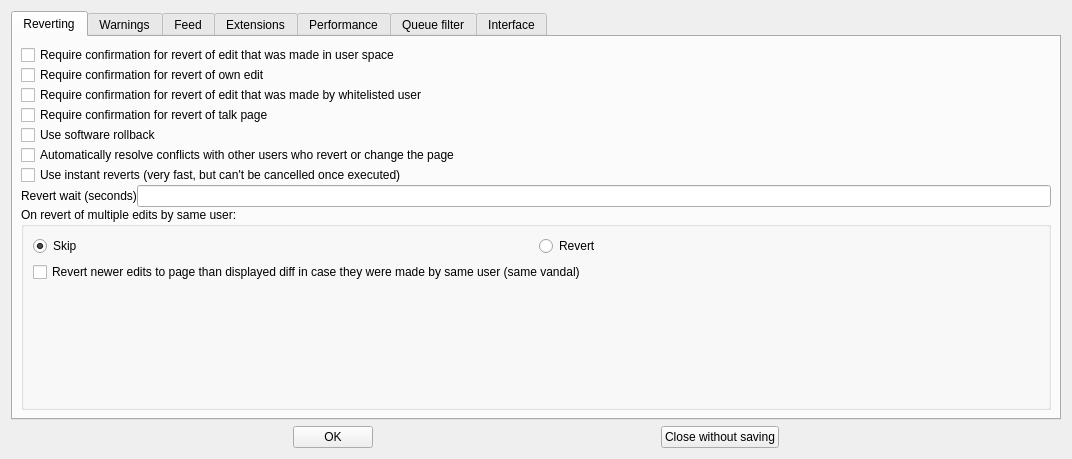
This is huggle/preferences.ui in huggle/huggle3-qt-lx as Qt 5 draws it before an edit. The edited form follows.
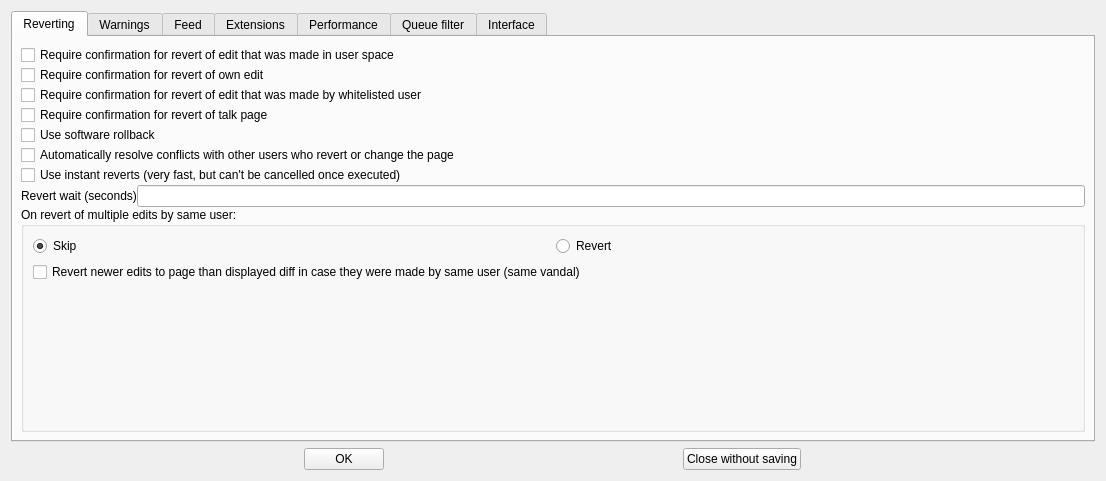
This is the edited form. The open tabs and pages were chosen to show the change.

Commit message: changed the default preferences tab to proper one

The edit to the form file:
```diff
--- a/huggle/preferences.ui
+++ b/huggle/preferences.ui
@@ -6,8 +6,8 @@
    <rect>
     <x>0</x>
     <y>0</y>
-    <width>1072</width>
-    <height>459</height>
+    <width>1106</width>
+    <height>481</height>
    </rect>
   </property>
   <property name="sizePolicy">
```
Left out of the diff: 2 changed lines with no effect on the pictures.
